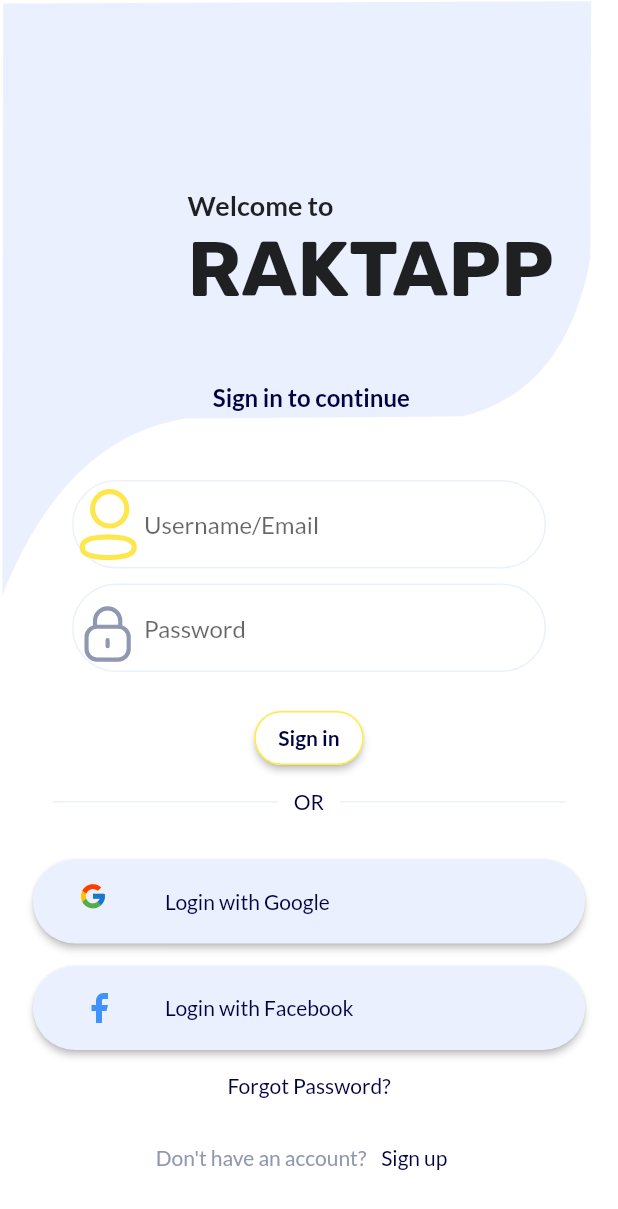
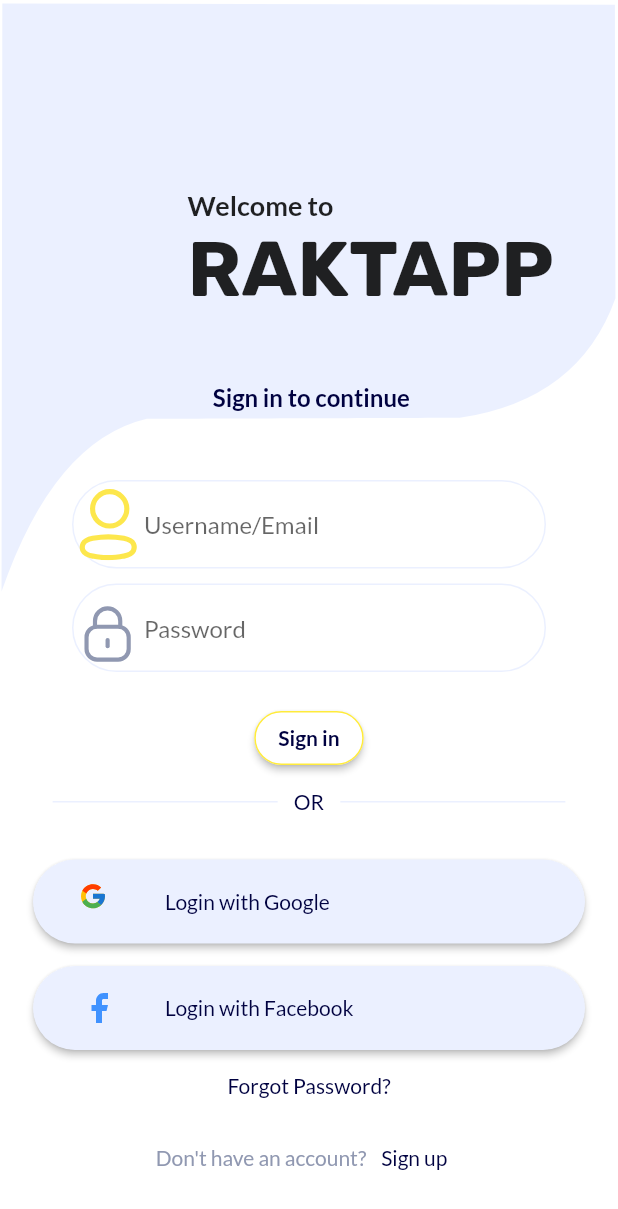
Before and after one commit to presh-devs/untitled, a Flutter app: the screen it shows after launch, on a phone screen of 412 x 824 dp. Shown: the top 1209 px of the screen. Run offline on Flutter 3.47's test engine with Material 2 defaults, Android fonts, the phone set to English and light mode, and no system bars; our stand-ins replace flutter_svg, google_fonts.

Commit message:
ui updates

```diff
--- a/lib/edit_profile_page.dart
+++ b/lib/edit_profile_page.dart
@@ -133,12 +133,19 @@ class _EditProfileState extends State<EditProfile> {
                         ),
                       ),
                       onPressed: () {
-                        log('here');
+
                         updateData(widget.token);
-                        ScaffoldMessenger.of(context)
+                        if(_newPasswordController.text.isNotEmpty && _currentPasswordController.text.isNotEmpty && _emailController.text.isNotEmpty &&_userNameController.text.isNotEmpty
+                        && _numberController.text.isNotEmpty &&_genderController.text.isNotEmpty
+                        ){ScaffoldMessenger.of(context)
                             .showSnackBar(const SnackBar(
-                          content: Text('Update Sucessful'),
-                        ));
+                          content: Text('Update Successful'),
+                        ));}else{
+                          ScaffoldMessenger.of(context)
+                              .showSnackBar(const SnackBar(
+                            content: Text('Empty Fields not allowed'),
+                          ));
+                        }
                       },
                       child: const Text('Save'),
                     ),
--- a/lib/login_page.dart
+++ b/lib/login_page.dart
@@ -314,22 +314,15 @@ class CustomClipPath extends CustomClipper<Path> {
     double h = size.height;
 
     Path path0 = Path();
-    path0.moveTo(size.width * 0.0050000, size.height * 0.0060000);
-    path0.lineTo(size.width * 0.0037500, size.height * 0.9920000);
-    path0.quadraticBezierTo(size.width * 0.1053250, size.height * 0.7288200,
-        size.width * 0.3001375, size.height * 0.6973400);
-    path0.cubicTo(
-        size.width * 0.4124594,
-        size.height * 0.6963950,
-        size.width * 0.6416125,
-        size.height * 0.6950600,
-        size.width * 0.7494250,
-        size.height * 0.6935600);
-    path0.quadraticBezierTo(size.width * 0.9149500, size.height * 0.6517200,
-        size.width * 0.9550375, size.height * 0.4329600);
-    path0.lineTo(size.width * 0.9566625, size.height * 0.0022200);
-    path0.lineTo(size.width * 0.0050000, size.height * 0.0060000);
+    path0.moveTo(size.width*0.0037500,size.height*0.0060000);
+    path0.lineTo(size.width*0.0025000,size.height*0.9860000);
+    path0.quadraticBezierTo(size.width*0.0871750,size.height*0.7344800,size.width*0.2375000,size.height*0.6980000);
+    path0.cubicTo(size.width*0.3640969,size.height*0.6975550,size.width*0.6172906,size.height*0.6966650,size.width*0.7438875,size.height*0.6962200);
+    path0.quadraticBezierTo(size.width*0.9373000,size.height*0.6663600,size.width*0.9958375,size.height*0.4968800);
+    path0.lineTo(size.width*0.9950000,size.height*0.0080000);
+    path0.lineTo(size.width*0.0037500,size.height*0.0060000);
     path0.close();
+
 
     return path0;
   }
```
